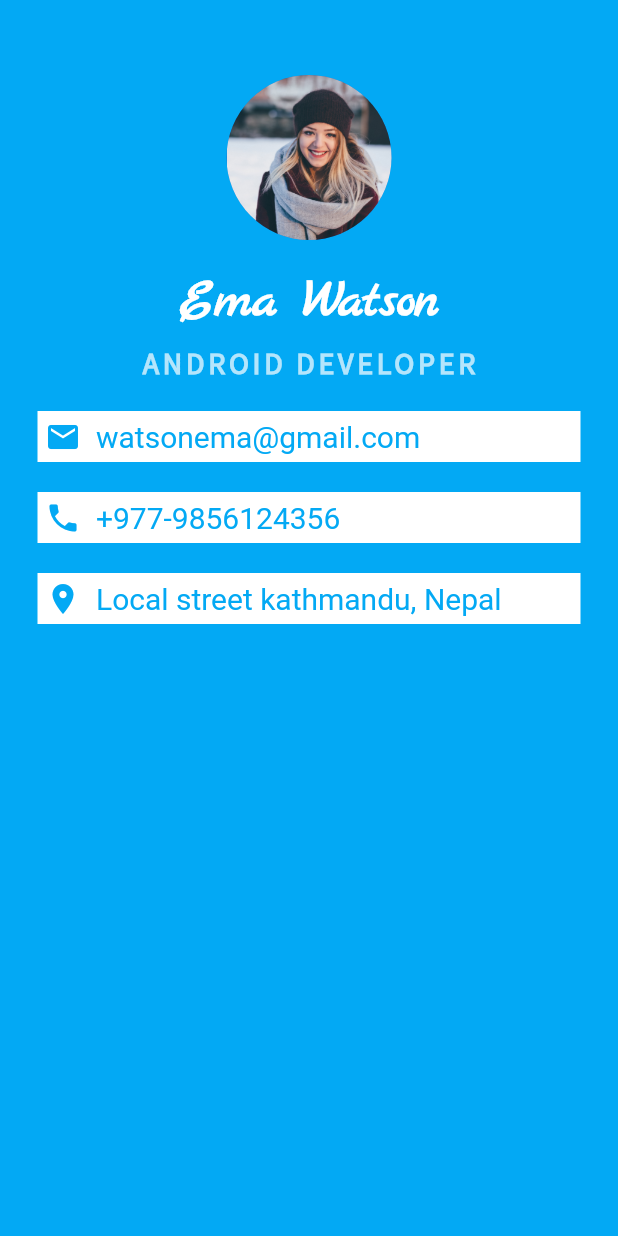
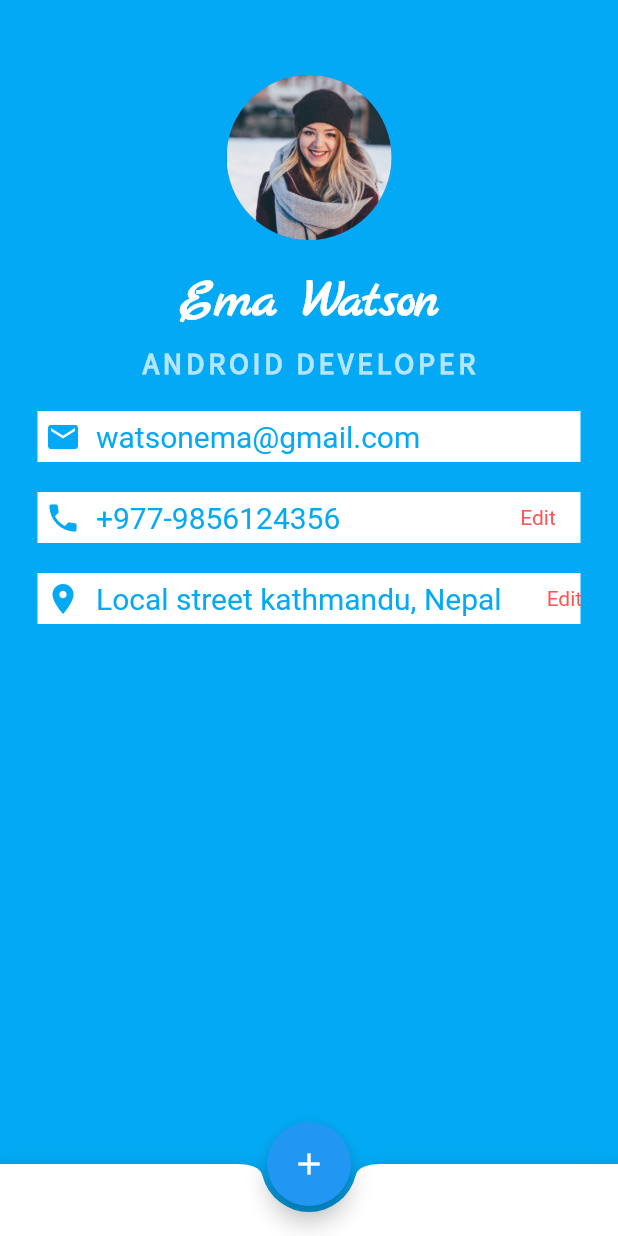
Before and after one commit to khadkabindu/Flutter-Portfolio-App, a Flutter app: the screen it shows after launch, on a phone screen of 412 x 824 dp. Run offline on Flutter 3.47's test engine with Material 2 defaults, Android fonts, the phone set to English and light mode, and no system bars.

Commit message:
added floating action button

```diff
--- a/lib/main.dart
+++ b/lib/main.dart
@@ -10,6 +10,22 @@ class MyApp extends StatelessWidget {
     return MaterialApp(
       home: Scaffold(
         backgroundColor: Colors.lightBlue,
+        bottomNavigationBar: new BottomAppBar(
+          shape: CircularNotchedRectangle(),
+          child: Row(
+            mainAxisAlignment: MainAxisAlignment.spaceBetween,
+            children: <Widget>[
+              SizedBox(
+                height: 48,
+              )
+            ],
+          ),
+        ),
+        floatingActionButton: new FloatingActionButton(
+          child: Icon(Icons.add),
+          onPressed: () {},
+        ),
+        floatingActionButtonLocation: FloatingActionButtonLocation.centerDocked,
         body: SafeArea(
           child: Center(
             child: Column(
@@ -88,6 +104,13 @@ class MyApp extends StatelessWidget {
                         style:
                             TextStyle(color: Colors.lightBlue, fontSize: 20.0),
                       ),
+                      SizedBox(
+                        width: 120.0,
+                      ),
+                      Text(
+                        'Edit',
+                        style: TextStyle(color: Colors.redAccent),
+                      ),
                     ],
                   ),
                 ),
@@ -110,6 +133,13 @@ class MyApp extends StatelessWidget {
                         style:
                             TextStyle(color: Colors.lightBlue, fontSize: 20.0),
                       ),
+                      SizedBox(
+                        width: 30.0,
+                      ),
+                      Text(
+                        'Edit',
+                        style: TextStyle(color: Colors.redAccent),
+                      ),
                     ],
                   ),
                 ),
```
